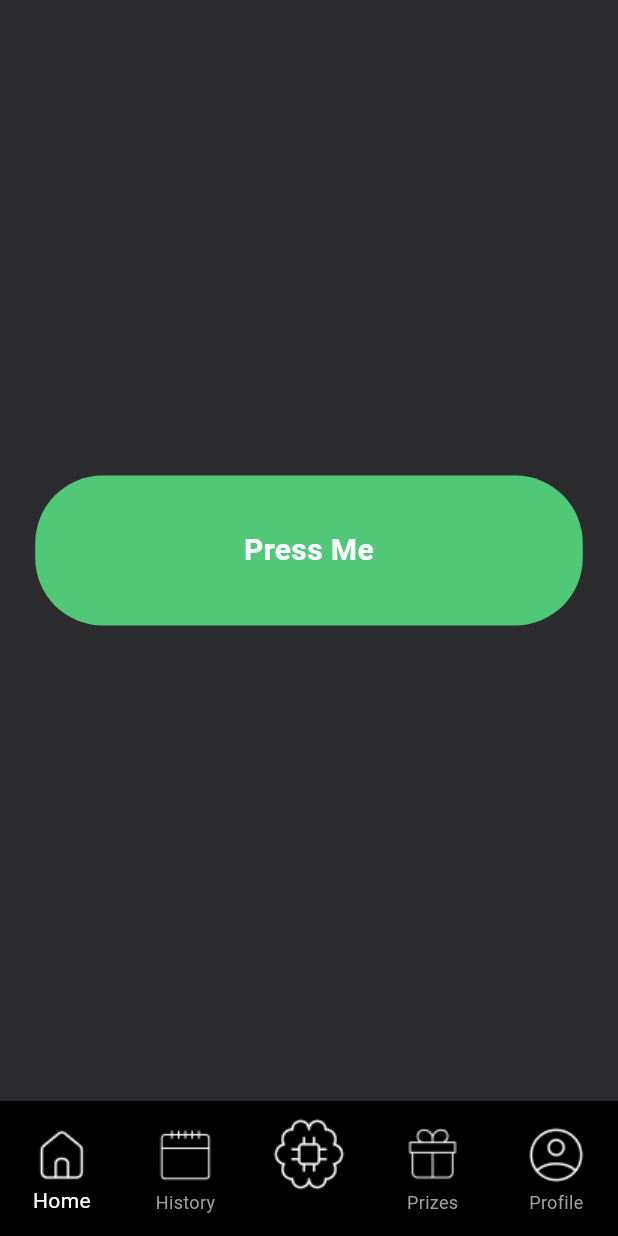
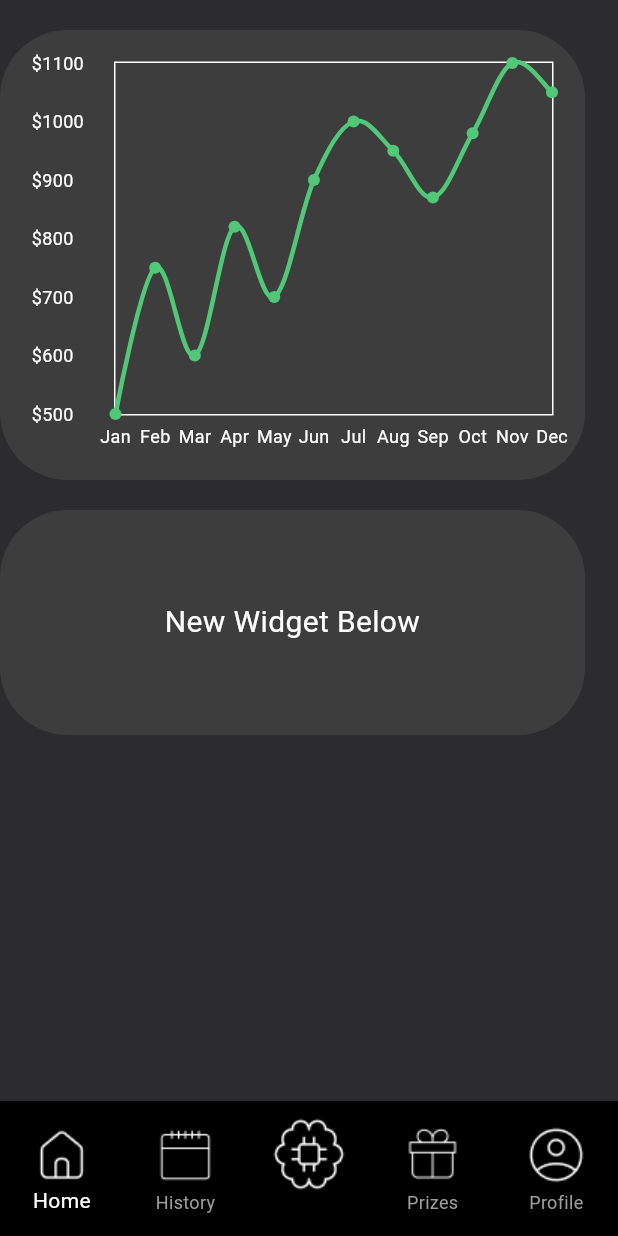
Before and after one commit to petrg01/UNIHACK-TECHNIK, a Flutter app: the screen it shows after launch, on a phone screen of 412 x 824 dp. Run offline on Flutter 3.47's test engine with Material 3 defaults, Android fonts, the phone set to English and light mode, and no system bars; drawn by our look-alikes of fl_chart.

Commit message:
Added a graph widget

```diff
--- a/lib/screens/main_screen.dart
+++ b/lib/screens/main_screen.dart
@@ -1,26 +1,47 @@
 import 'package:flutter/material.dart';
-import '../widgets/dynamic_widget.dart'; // Corrected lowercase import
+import '../widgets/dynamic_widget.dart'; // Import dynamic widget
+import '../widgets/line_chart_widget.dart'; // Import line chart widget
 
 class MainScreen extends StatelessWidget {
   @override
   Widget build(BuildContext context) {
-    return Container(
-      color: Color(0xFF2c2c2e), // Dark background
-      child: Center(
-        child: DynamicWidget(
-          width: 365,
-          cornerRadius: 45,
-          height: 100, // height, by default as high as content
-          color: Color(0xFF50C878), // Colour, by default dark grey
-          onTap: () {
-            print("Button Pressed!"); // Action when clicked, if N/A not a button
-          },
-          child: Center(
-            child: Text(
-              "Press Me",
-              style: TextStyle(color: Colors.white, fontSize: 20, fontWeight: FontWeight.bold),
-              textAlign: TextAlign.center,
-            ),
+    return Scaffold( // Changed to Scaffold for better structure
+      backgroundColor: Color(0xFF2c2c2e), // Dark background
+      body: SafeArea( // Keeps content within screen bounds
+        child: SingleChildScrollView( // Prevents overflow if content exceeds screen height
+          child: Column(
+            mainAxisAlignment: MainAxisAlignment.start, // Aligns widgets to the top
+            crossAxisAlignment: CrossAxisAlignment.center, // Center aligns horizontally
+            children: [
+              SizedBox(height: 20), // Add space at the top
+
+              // First Widget - Line Chart
+              DynamicWidget(
+                width: 390,
+                height: 300, // Adjusted for better chart visibility
+                cornerRadius: 45,
+                child: Padding(
+                  padding: EdgeInsets.all(5), // Prevents content from touching edges
+                  child: LineChartWidget(), // Displays the line chart
+                ),
+              ),
+
+              SizedBox(height: 20), // Space between widgets
+
+              // Second Widget - Placeholder for new content
+              DynamicWidget(
+                width: 390,
+                height: 150, // Adjustable height for content
+                cornerRadius: 45,
+                child: Center(
+                  child: Text(
+                    "New Widget Below",
+                    style: TextStyle(color: Colors.white, fontSize: 20),
+                    textAlign: TextAlign.center,
+                  ),
+                ),
+              ),
+            ],
           ),
         ),
       ),
--- /dev/null
+++ b/lib/widgets/line_chart_widget.dart
@@ -0,0 +1,84 @@
+import 'package:fl_chart/fl_chart.dart';
+import 'package:flutter/material.dart';
+
+class LineChartWidget extends StatelessWidget {
+  @override
+  Widget build(BuildContext context) {
+    return LineChart(
+      LineChartData(
+        gridData: FlGridData(show: false), // Hide grid lines
+        titlesData: FlTitlesData(
+          leftTitles: AxisTitles(
+            sideTitles: SideTitles(
+              showTitles: true,
+              reservedSize: 55, // Enough space for 4-digit numbers
+              getTitlesWidget: (value, meta) {
+                // Define labels explicitly to avoid missing numbers
+                if (value % 100 == 0 && value >= 500 && value <= 1100) {
+                  return Padding(
+                    padding: EdgeInsets.only(right: 8),
+                    child: Text(
+                      '\$${value.toInt()}',
+                      style: TextStyle(color: Colors.white, fontSize: 12),
+                      textAlign: TextAlign.left,
+                    ),
+                  );
+                }
+                return Container(); // Hide other labels
+              },
+            ),
+          ),
+          bottomTitles: AxisTitles(
+            sideTitles: SideTitles(
+              showTitles: true,
+              getTitlesWidget: (value, meta) {
+                const months = ['Jan', 'Feb', 'Mar', 'Apr', 'May', 'Jun', 'Jul', 'Aug', 'Sep', 'Oct', 'Nov', 'Dec'];
+                return Padding(
+                  padding: EdgeInsets.only(top: 5),
+                  child: Text(
+                    months[value.toInt()],
+                    style: TextStyle(color: Colors.white, fontSize: 12),
+                  ),
+                );
+              },
+              interval: 1, // Show every month
+            ),
+          ),
+          rightTitles: AxisTitles(
+            sideTitles: SideTitles(showTitles: false), // Hide right Y-axis labels
+          ),
+          topTitles: AxisTitles(
+            sideTitles: SideTitles(showTitles: false), // Hide top X-axis labels
+          ),
+        ),
+        borderData: FlBorderData(
+          show: true,
+          border: Border.all(color: Colors.white, width: 1),
+        ),
+        lineBarsData: [
+          LineChartBarData(
+            spots: [
+              FlSpot(0, 500),  // January
+              FlSpot(1, 750),  // February
+              FlSpot(2, 600),  // March
+              FlSpot(3, 820),  // April
+              FlSpot(4, 700),  // May
+              FlSpot(5, 900),  // June
+              FlSpot(6, 1000), // July
+              FlSpot(7, 950),  // August
+              FlSpot(8, 870),  // September
+              FlSpot(9, 980),  // October
+              FlSpot(10, 1100), // November
+              FlSpot(11, 1050), // December
+            ],
+            isCurved: true,
+            color: Color(0xFF50c878), // Emerald Green
+            barWidth: 3,
+            isStrokeCapRound: true,
+            belowBarData: BarAreaData(show: false),
+          ),
+        ],
+      ),
+    );
+  }
+}
--- a/pubspec.yaml
+++ b/pubspec.yaml
@@ -30,6 +30,7 @@ environment:
 dependencies:
   flutter:
     sdk: flutter
+  fl_chart: ^0.63.0
 
   # The following adds the Cupertino Icons font to your application.
   # Use with the CupertinoIcons class for iOS style icons.
@@ -53,6 +54,7 @@ dev_dependencies:
 flutter:
   assets:
     - lib/icons/
+    - lib/images/
 
 
   # The following line ensures that the Material Icons font is
```
Also changed, not shown: lib/images/linechart.png (added), lib/images/piechart.png (added), pubspec.lock.
